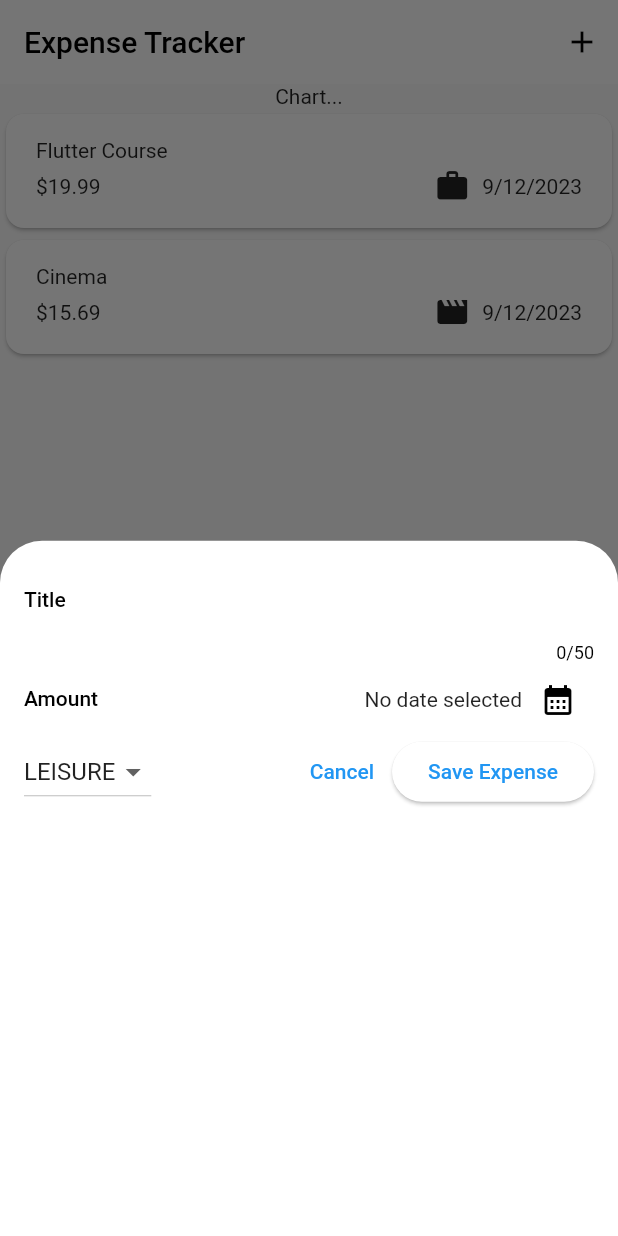
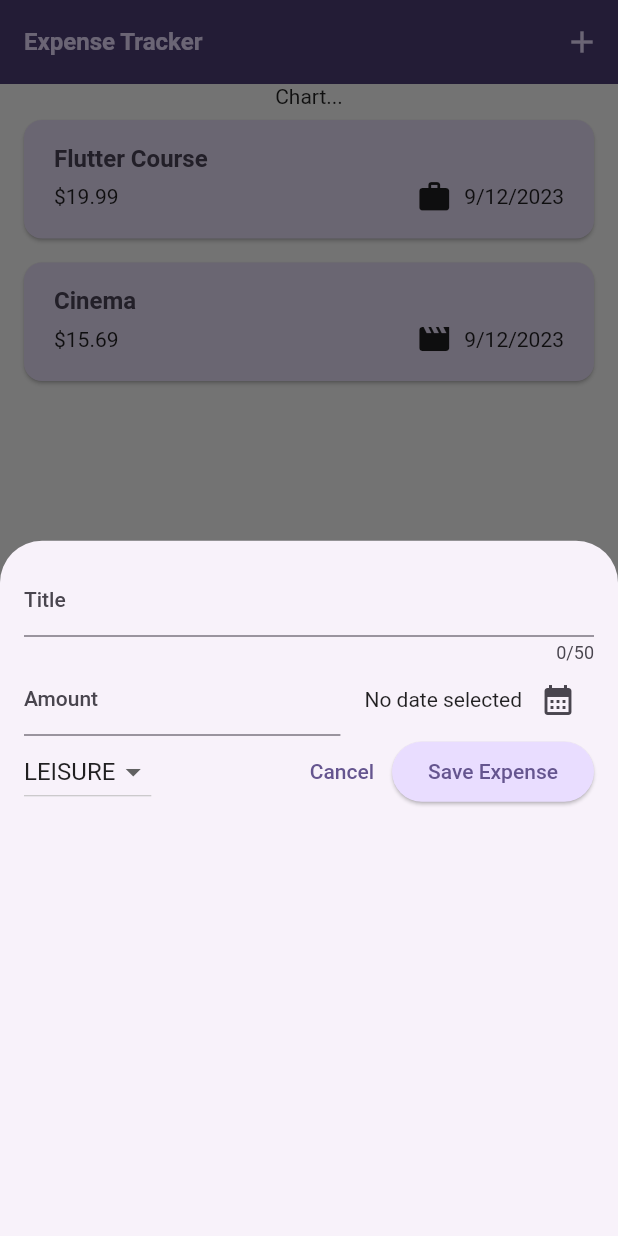
Before and after one commit to seadynamic8/expense_tracker2, a Flutter app: the screen it shows after launch, after a tap on the "add" icon, on a phone screen of 412 x 824 dp. Run offline on Flutter 3.47's test engine with Material 2 defaults, Android fonts, the phone set to English and light mode, and no system bars.

Commit message:
Add theme colors

```diff
--- a/lib/main.dart
+++ b/lib/main.dart
@@ -2,10 +2,37 @@ import 'package:flutter/material.dart';
 
 import 'package:expense_tracker2/widgets/expenses.dart';
 
+final kColorScheme = ColorScheme.fromSeed(
+  seedColor: const Color.fromARGB(255, 96, 59, 181),
+);
+
 void main() {
   runApp(
     MaterialApp(
-      theme: ThemeData().copyWith(useMaterial3: true),
+      theme: ThemeData().copyWith(
+        useMaterial3: true,
+        colorScheme: kColorScheme,
+        appBarTheme: const AppBarTheme().copyWith(
+          foregroundColor: kColorScheme.primaryContainer,
+          backgroundColor: kColorScheme.onPrimaryContainer,
+        ),
+        cardTheme: const CardTheme().copyWith(
+          color: kColorScheme.secondaryContainer,
+          margin: const EdgeInsets.symmetric(horizontal: 16, vertical: 8),
+        ),
+        elevatedButtonTheme: ElevatedButtonThemeData(
+          style: ElevatedButton.styleFrom(
+            backgroundColor: kColorScheme.primaryContainer,
+          ),
+        ),
+        textTheme: ThemeData().textTheme.copyWith(
+              titleLarge: TextStyle(
+                fontWeight: FontWeight.bold,
+                color: kColorScheme.onSecondaryContainer,
+                fontSize: 16,
+              ),
+            ),
+      ),
       home: const Expenses(),
     ),
   );
--- a/lib/widgets/expenses/expense_item.dart
+++ b/lib/widgets/expenses/expense_item.dart
@@ -15,7 +15,10 @@ class ExpenseItem extends StatelessWidget {
         child: Column(
           crossAxisAlignment: CrossAxisAlignment.start,
           children: [
-            Text(expense.title),
+            Text(
+              expense.title,
+              style: Theme.of(context).textTheme.titleLarge,
+            ),
             const SizedBox(height: 4),
             Row(
               children: [
```
